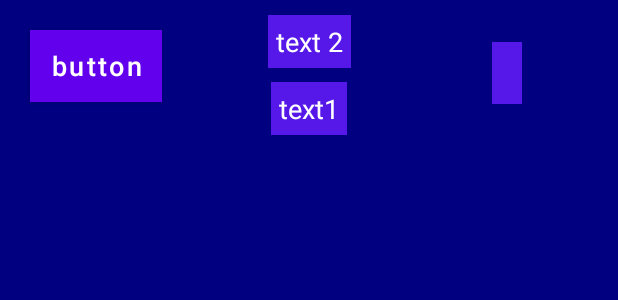
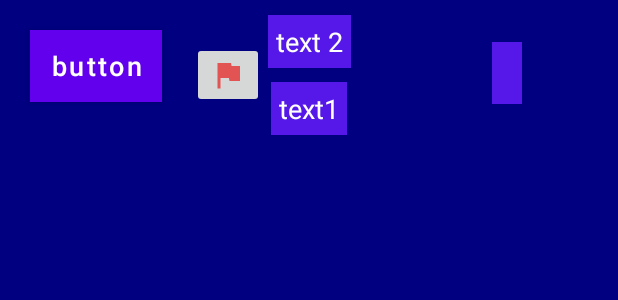
Before and after one commit to juducarm/INFO-H20-demineur, an Android app: the layout activity_main.xml on its own in the app's theme, with its tools: preview values and no code run, on a phone screen of 412 x 824 dp. Shown: the top 300 px of the screen. Run offline under Robolectric (Android 15) with nearby library versions, the phone set to English and light mode, and no system bars.

Commit message:
Interface Démineur complete (V1)

```diff
--- a/app/src/main/java/be/julien/info_h20_demineur/EmptyBox.kt
+++ b/app/src/main/java/be/julien/info_h20_demineur/EmptyBox.kt
@@ -18,14 +18,16 @@ class EmptyBox(fieldPosition: android.graphics.Point, view: FieldView):
     init {
         boxPaint.color = Color.GRAY
         numberPaint.color = Color.GREEN
-        numberPaint.textSize = size
+        numberPaint.textSize = view.boxSize
     }
 
     override fun draw(canvas: Canvas?) {
         super.draw(canvas)
         if (!hide) {
             canvas?.drawRect(areaWithGrid, boxPaint) // dessin de la case
-            canvas?.drawText("$bombsAround", area.left + (size/4), area.bottom - (size/10),
+            canvas?.drawText("$bombsAround", // dessin du nombre
+                area.left + (view.boxSize/4),
+                area.bottom - (view.boxSize/10),
                 numberPaint)
 
         }
--- a/app/src/main/java/be/julien/info_h20_demineur/MainActivity.kt
+++ b/app/src/main/java/be/julien/info_h20_demineur/MainActivity.kt
@@ -22,17 +22,55 @@ import java.util.*
 import java.util.concurrent.TimeUnit
 import kotlin.concurrent.timer
 
-class MainActivity : AppCompatActivity() {
+class MainActivity : AppCompatActivity(), View.OnClickListener {
 
     lateinit var timer: TextView
 
+    override fun onClick(v: View) {
+
+        when(v.id) {
+            R.id.btnChangeFragment -> {
+                if (btnChangeFragment.text == getString(string.afficher_jeu)) {
+                    btnChangeFragment.text = getString(string.afficher_menu)
+
+                    val fragmentField = FragmentField()  //creation du fragment clavier
+                    val manager = supportFragmentManager //appel au gestionnaire de fragment
+
+                    //transaction vers le nouveau fragment
+                    val transaction = manager.beginTransaction()
+                    transaction.replace(id.fragment_container, fragmentField)
+                    transaction.addToBackStack(null) //conserve le fragment en mémoire
+                    transaction.commit()
+                }
+                else {
+                    btnChangeFragment.text = getString(string.afficher_jeu)
+
+                    val fragmentMenu = FragmentMenu()  //creation du fragment clavier
+                    val manager = supportFragmentManager //appel au gestionnaire de fragment
+
+                    //transaction vers le nouveau fragment
+                    val transaction = manager.beginTransaction()
+                    transaction.replace(id.fragment_container, fragmentMenu)
+                    transaction.addToBackStack(null) //conserve le fragment en mémoire
+                    transaction.commit()
+                }
+            }
+
+            R.id.btnFlag -> {
+                if (fieldView.plantFlag) { fieldView.plantFlag = false }
+                else { fieldView.plantFlag = true}
+            }
+        }
+    }
 
     override fun onCreate(savedInstanceState: Bundle?) {
         super.onCreate(savedInstanceState)
         getWindow().setFlags(FLAG_FULLSCREEN, FLAG_FULLSCREEN); //cachage de la barre de status
         setContentView(layout.activity_main)
+        btnChangeFragment.setOnClickListener(this)
+        btnFlag.setOnClickListener(this)
 
-
+/*
         //bouton de changement de fragment
         btnChangeFragment.setOnClickListener {
             if (btnChangeFragment.text == getString(string.afficher_jeu)) {
@@ -62,9 +100,11 @@ class MainActivity : AppCompatActivity() {
             }
         }
 
+*/
+
+
 
         timer = findViewById(R.id.timer)
-
 
         object : CountDownTimer(5000, 1000) {
             override fun onTick(millisUntilFinished: Long) {
@@ -83,4 +123,5 @@ class MainActivity : AppCompatActivity() {
     }
 
 
+
 }
--- /dev/null
+++ b/app/src/main/res/drawable-anydpi/ic_flag.xml
@@ -0,0 +1,11 @@
+<vector xmlns:android="http://schemas.android.com/apk/res/android"
+    android:width="24dp"
+    android:height="24dp"
+    android:viewportWidth="24"
+    android:viewportHeight="24"
+    android:tint="#E53333"
+    android:alpha="0.8">
+  <path
+      android:fillColor="@android:color/white"
+      android:pathData="M14.4,6L14,4H5v17h2v-7h5.6l0.4,2h7V6z"/>
+</vector>
--- a/app/src/main/res/layout/activity_main.xml
+++ b/app/src/main/res/layout/activity_main.xml
@@ -78,5 +78,15 @@
         app:layout_constraintStart_toStartOf="parent"
         app:layout_constraintTop_toTopOf="parent" />
 
+    <ImageButton
+        android:id="@+id/btnFlag"
+        android:layout_width="wrap_content"
+        android:layout_height="wrap_content"
+        android:layout_marginStart="128dp"
+        android:layout_marginTop="28dp"
+        app:layout_constraintStart_toStartOf="parent"
+        app:layout_constraintTop_toTopOf="parent"
+        app:srcCompat="@drawable/ic_flag" />
+
 
 </androidx.constraintlayout.widget.ConstraintLayout>
--- a/app/src/main/res/values/colors.xml
+++ b/app/src/main/res/values/colors.xml
@@ -24,7 +24,9 @@
     <!-- couleurs FieldView -->
     <color name="backgroundPaint_color">@color/lightSteelBlue</color>
     <color name="main_layout">@color/blue</color>
-    <color name="hiddenBox_color">@color/slateBlue</color>
+    <color name="hiddenBox_color1">@color/paleTurquoise</color>
+    <color name="hiddenBox_color2">@color/darkTurquoise</color>
+
 
     <!--couleur MenuView-->
     <color name="backgroundMenuNightOff">@color/navyBlue</color>
```
Also changed, not shown: app/src/main/java/be/julien/info_h20_demineur/Bomb.kt (+19 -2 lines), app/src/main/java/be/julien/info_h20_demineur/Box.kt (+44 -14 lines), app/src/main/java/be/julien/info_h20_demineur/FieldView.kt (+21 -5 lines), app/src/main/res/drawable-anydpi/ic_bomb.xml (added, +11 -0 lines), app/src/main/res/values/dimens.xml (+4 -4 lines), app/src/main/res/drawable-hdpi/ic_bomb.png (added), app/src/main/res/drawable-hdpi/ic_flag.png (added), app/src/main/res/drawable-mdpi/ic_bomb.png (added), app/src/main/res/drawable-mdpi/ic_flag.png (added), app/src/main/res/drawable-xhdpi/ic_bomb.png (added), app/src/main/res/drawable-xhdpi/ic_flag.png (added), app/src/main/res/drawable-xxhdpi/ic_bomb.png (added), app/src/main/res/drawable-xxhdpi/ic_flag.png (added).
